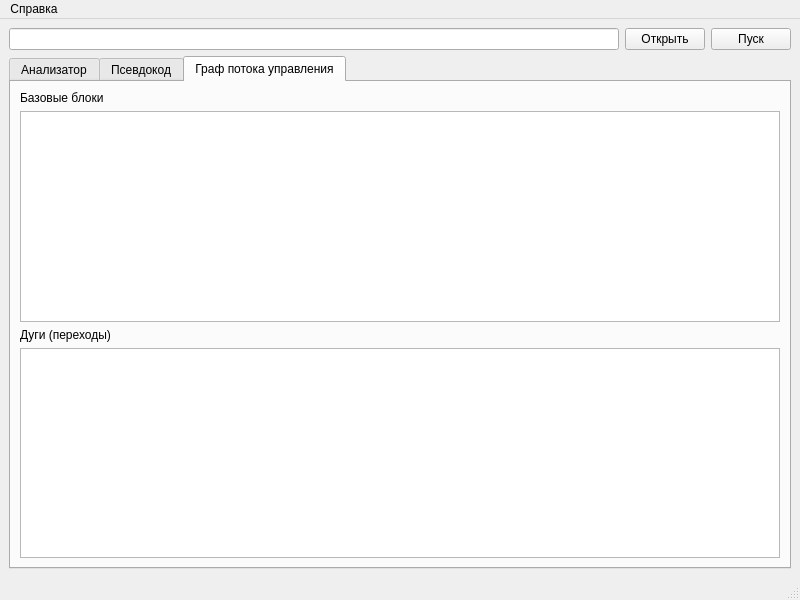
Qt form analyzer.ui (UnionDemon/AnalyzerInterfacePart) before a commit.
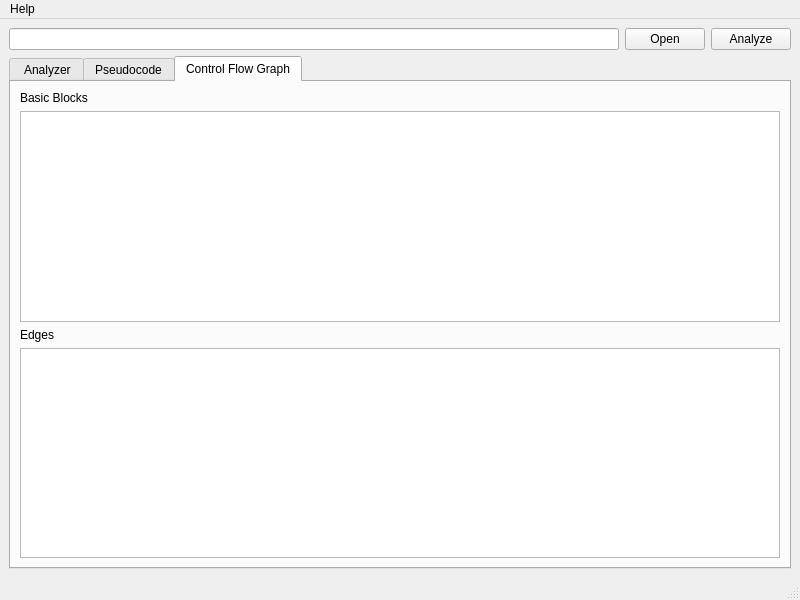
The same form after that commit. The open tabs and pages were chosen to show the change.

```diff
--- a/analyzer.ui
+++ b/analyzer.ui
@@ -25,14 +25,14 @@
         <item>
          <widget class="QPushButton" name="pushButton_2">
           <property name="text">
-           <string>Открыть</string>
+           <string>Open</string>
           </property>
          </widget>
         </item>
         <item>
          <widget class="QPushButton" name="pushButton">
           <property name="text">
-           <string>Пуск</string>
+           <string>Analyze</string>
           </property>
          </widget>
         </item>
@@ -45,7 +45,7 @@
         </property>
         <widget class="QWidget" name="tab">
          <attribute name="title">
-          <string>Анализатор</string>
+          <string> Analyzer</string>
          </attribute>
          <layout class="QVBoxLayout" name="verticalLayout_4">
           <item>
@@ -79,7 +79,7 @@
         </widget>
         <widget class="QWidget" name="tab_3">
          <attribute name="title">
-          <string>Псевдокод</string>
+          <string>Pseudocode</string>
          </attribute>
          <layout class="QVBoxLayout" name="verticalLayout_6">
           <item>
@@ -99,7 +99,7 @@
         </widget>
         <widget class="QWidget" name="tab_4">
          <attribute name="title">
-          <string>Граф потока управления</string>
+          <string>Control Flow Graph</string>
          </attribute>
          <layout class="QHBoxLayout" name="horizontalLayout_2">
           <item>
@@ -110,7 +110,7 @@
             <item>
              <widget class="QLabel" name="label">
               <property name="text">
-               <string>Базовые блоки</string>
+               <string>Basic Blocks</string>
               </property>
              </widget>
             </item>
@@ -130,7 +130,7 @@
             <item>
              <widget class="QLabel" name="label_2">
               <property name="text">
-               <string>Дуги (переходы)</string>
+               <string>Edges</string>
               </property>
              </widget>
             </item>
@@ -168,7 +168,7 @@
    </property>
    <widget class="QMenu" name="menu">
     <property name="title">
-     <string>Справка</string>
+     <string>Help</string>
     </property>
     <addaction name="action"/>
     <addaction name="action_2"/>
```
Left out of the diff: 4 changed lines with no effect on the pictures.
